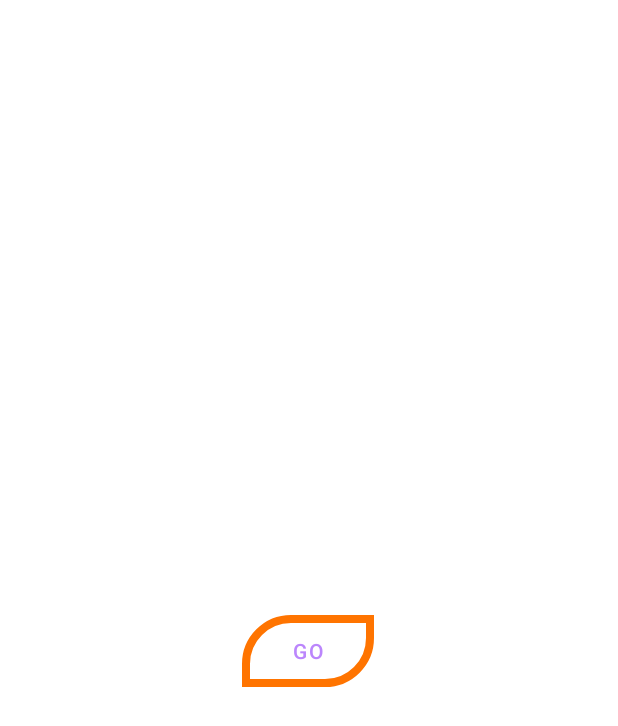
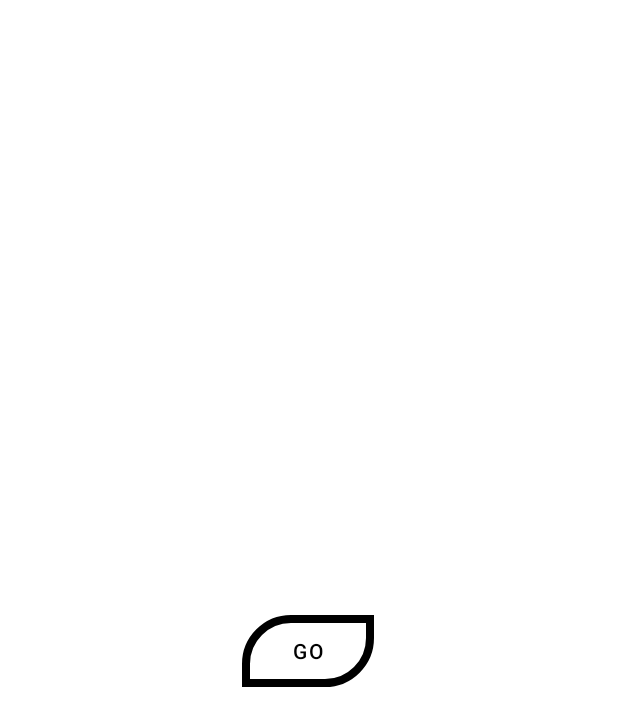
Before and after one commit to ssebass7/MyNiceStart, an Android app: the layout activity_main.xml on its own in the app's theme, with its tools: preview values and no code run, on a phone screen of 412 x 824 dp. Shown: the top 726 px of the screen. Run offline under Robolectric (Android 15) with nearby library versions, the phone set to English and light mode, and no system bars; Roboto replaces fonts that are not available here.

Commit message:
cambio themes y carpeta IMG

```diff
--- a/app/src/main/java/com/example/mynicestar/SplashScreen.java
+++ b/app/src/main/java/com/example/mynicestar/SplashScreen.java
@@ -39,14 +39,15 @@ public class SplashScreen extends Activity {
 
         //Inicializacion de "fondoSplScr"
         fondoSplScr = findViewById(R.id.back_dog_Food);
+        String url ="https://images.unsplash.com/photo-1566431756727-c8e9212d0445?ixid=MXwxMjA3fDB8MHxwaG90by1wYWdlfHx8fGVufDB8fHw%3D&ixlib=rb-1.2.1&auto=format&fit=crop&w=334&q=80";
         //Recolector de imagen en "fondoSplScr" mediante url
         Glide.with(this)
-                .load("https://images.unsplash.com/photo-1582798358481-d199fb7347bb?ixlib=rb-1.2.1&ixid=eyJhcHBfaWQiOjEyMDd9&auto=format&fit=crop&w=334&q=80")
+                .load(url)
                 .centerCrop()
                 .transition(DrawableTransitionOptions.withCrossFade(500))
                 .placeholder(new ColorDrawable(this.getResources().getColor(R.color.white)))
                 .into(fondoSplScr);
-
+//"https://images.unsplash.com/photo-1582798358481-d199fb7347bb?ixlib=rb-1.2.1&ixid=eyJhcHBfaWQiOjEyMDd9&auto=format&fit=crop&w=334&q=80"
         openApp(true);
 
 
--- a/app/src/main/res/drawable/button_custom.xml
+++ b/app/src/main/res/drawable/button_custom.xml
@@ -9,7 +9,7 @@
         android:bottomRightRadius="30dip"
         android:bottomLeftRadius="0dip"
         />
-    <stroke android:width="8px" android:color="@color/colorAccent"/>
+    <stroke android:width="8px" android:color="@color/black"/>
     <solid android:color="#00ffffff"/>
     <padding
         android:left="5dp"
@@ -17,8 +17,8 @@
         android:top="5dp"
         android:bottom="5dp"/>
     <selector xmlns:android="http://schemas.android.com/apk/res/android">
-        <item android:drawable="@android:color/holo_orange_dark"
-            android:state_pressed="true" />
-        <item android:color="@color/white" />
+        <item android:state_pressed="true"
+            android:color="@color/grey"  />
+        <item android:color="@color/black" />
     </selector>
 </shape>
--- a/app/src/main/res/layout/activity_main.xml
+++ b/app/src/main/res/layout/activity_main.xml
@@ -45,7 +45,7 @@
         android:layout_marginBottom="366dp"
         android:background="@drawable/button_custom"
         android:text="GO"
-        android:textColor="@color/purple_200"
+        android:textColor="@color/black"
         app:backgroundTint="@android:color/transparent"
         app:backgroundTintMode="add"
         app:layout_constraintBottom_toBottomOf="parent"
--- a/app/src/main/res/layout/activity_splash_screen.xml
+++ b/app/src/main/res/layout/activity_splash_screen.xml
@@ -6,10 +6,13 @@
     android:layout_height="match_parent"
     tools:context=".MainActivity">
 
+    <!-- imagen de fondo de interfaz-->
     <ImageView
         android:id="@+id/back_dog_Food"
         android:layout_width="match_parent"
         android:layout_height="match_parent"/>
+
+    <!--Para oscurecer imagen de fondo-->
     <View
         android:id="@+id/viewSplash"
         android:layout_width="match_parent"
@@ -21,6 +24,7 @@
         app:layout_constraintStart_toStartOf="parent"
         app:layout_constraintTop_toTopOf="parent" />
 
+    <!--Para oscurecer imagen de fondo-->
     <ImageView
         android:id="@+id/logoApp"
         android:layout_width="154dp"
--- a/app/src/main/res/values/themes.xml
+++ b/app/src/main/res/values/themes.xml
@@ -2,8 +2,8 @@
     <!-- Base application theme. -->
     <style name="Theme.MyNiceStar" parent="Theme.MaterialComponents.DayNight">
         <!-- Primary brand color. -->
-        <item name="colorPrimary">@color/purple_500</item>
-        <item name="colorPrimaryVariant">@color/purple_700</item>
+        <item name="colorPrimary">@color/white</item>
+        <item name="colorPrimaryVariant">@color/white</item>
         <item name="colorOnPrimary">@color/white</item>
         <!-- Secondary brand color. -->
         <item name="colorSecondary">@color/teal_200</item>
@@ -15,9 +15,10 @@
     </style>
     <style name="NoActionBar" parent="Theme.MaterialComponents.DayNight.NoActionBar">
         <!-- Primary brand color. -->
-        <item name="colorPrimary">@color/purple_500</item>
-        <item name="colorPrimaryVariant">@color/purple_700</item>
+        <item name="colorPrimary">@color/black</item>
+        <item name="colorPrimaryVariant">@color/grey</item>
         <item name="colorOnPrimary">@color/white</item>
+
         <!-- Secondary brand color. -->
         <item name="colorSecondary">@color/teal_200</item>
         <item name="colorSecondaryVariant">@color/teal_700</item>
@@ -28,8 +29,8 @@
     </style>
     <style name="ActionBar" parent="Theme.MaterialComponents.DayNight">
         <!-- Primary brand color. -->
-        <item name="colorPrimary">@color/purple_500</item>
-        <item name="colorPrimaryVariant">@color/purple_700</item>
+        <item name="colorPrimary">@color/black</item>
+        <item name="colorPrimaryVariant">@color/white</item>
         <item name="colorOnPrimary">@color/white</item>
         <!-- Secondary brand color. -->
         <item name="colorSecondary">@color/teal_200</item>
```
Also changed, not shown: app/src/main/res/layout-land/activity_registro.xml (+10 -1 lines), 4 other files.
